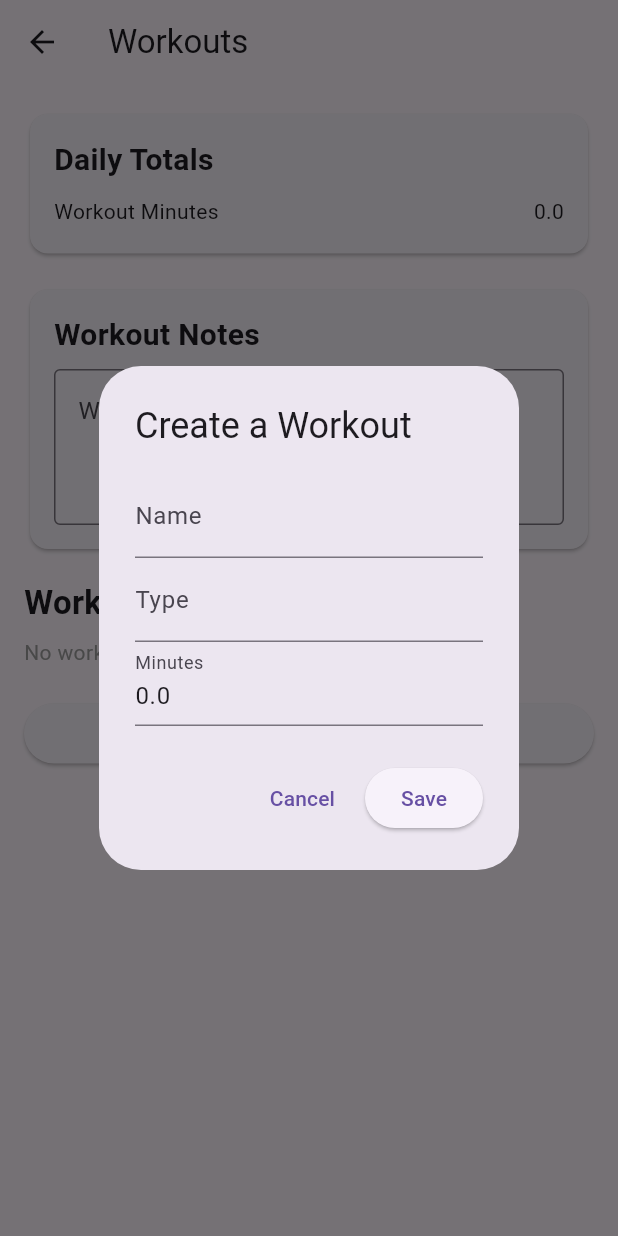
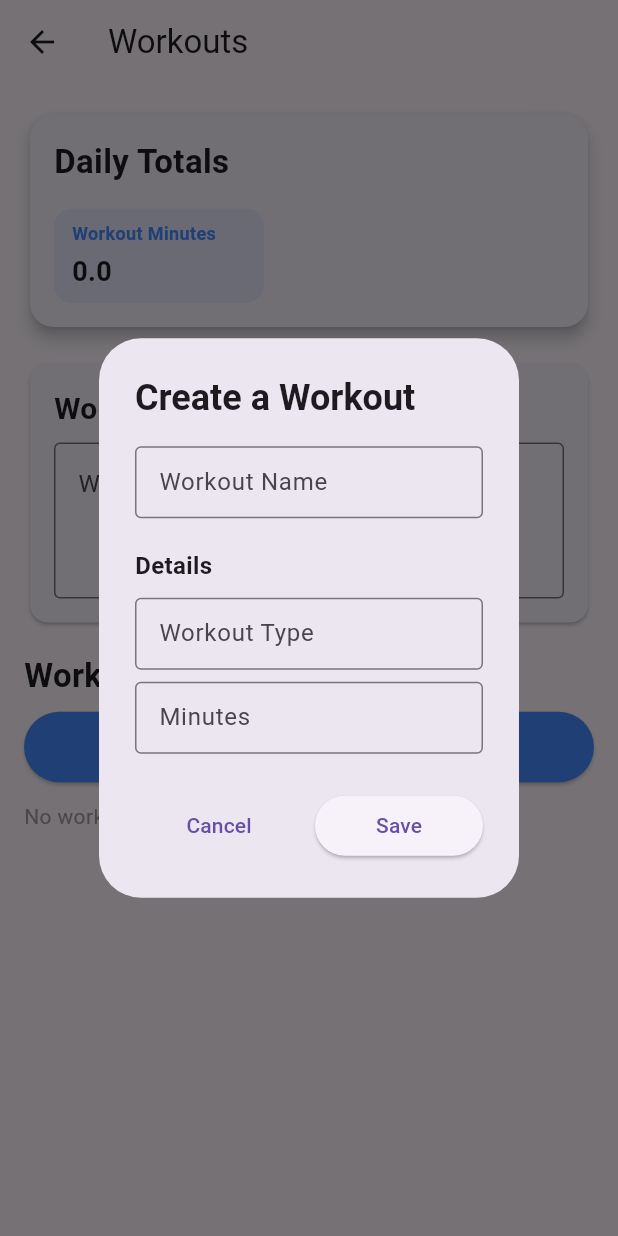
Before and after one commit to rahul-iyers/thrive, a Flutter app: the WorkoutsScreen screen opened directly with empty values, after a tap on "Add Workout", on a phone screen of 412 x 824 dp. Run offline on Flutter 3.47's test engine with Material 3 defaults, Android fonts, the phone set to English and light mode, and no system bars; our stand-ins replace hive, hive_flutter; accounts and stored records are empty; generated files the repository leaves out were written again.

Commit message:
workout screen updates

```diff
--- a/thrive/lib/screens/workouts_screen.dart
+++ b/thrive/lib/screens/workouts_screen.dart
@@ -58,6 +58,32 @@ class _WorkoutsScreenState extends State<WorkoutsScreen> {
       ),
     );
   }
+
+  Widget _buildTextInput(String label, Function(String) onChanged, {String initialValue = ''}) {
+    return TextField(
+      controller: TextEditingController(text: initialValue),
+      decoration: InputDecoration(
+        labelText: label,
+        border: OutlineInputBorder(),
+        contentPadding: EdgeInsets.symmetric(horizontal: 12, vertical: 10),
+      ),
+      onChanged: onChanged,
+    );
+  }
+
+  Widget _buildNumberInputField(String label, Function(String) onChanged, {String initialValue = ''}) {
+    return TextField(
+      controller: TextEditingController(text: initialValue),
+      decoration: InputDecoration(
+        labelText: label,
+        border: OutlineInputBorder(),
+        contentPadding: EdgeInsets.symmetric(horizontal: 12, vertical: 10),
+      ),
+      keyboardType: TextInputType.numberWithOptions(decimal: true),
+      onChanged: onChanged,
+    );
+  }
+
 
   void addWorkout(Workout workout) {
     setState(() {
@@ -120,60 +146,44 @@ class _WorkoutsScreenState extends State<WorkoutsScreen> {
       context: context,
       builder: (context) {
         return AlertDialog(
-          title: Text('Edit Workout'),
+          title: Text('Edit Workout', style: TextStyle(fontWeight: FontWeight.bold)),
           content: SingleChildScrollView(
             child: Column(
+              crossAxisAlignment: CrossAxisAlignment.start,
               children: [
-                TextField(
-                  controller: TextEditingController(text: name),
-                  decoration: InputDecoration(labelText: 'Name'),
-                  onChanged: (val) => name = val,
-                ),
-                TextField(
-                  controller: TextEditingController(text: type),
-                  decoration: InputDecoration(labelText: 'Type'),
-                  onChanged: (val) => type = val,
-                ),
-                TextField(
-                  controller: TextEditingController(text: minutes.toString()),
-                  decoration: InputDecoration(
-                    labelText: 'Minutes',
-                    hintText: 'Enter minutes (e.g., 30)',
-                  ),
-                  keyboardType: TextInputType.numberWithOptions(decimal: true),
-                  onChanged: (val) {
-                    if (val.isEmpty) {
-                      minutes = 0;
-                    } else {
-                      final parsed = double.tryParse(val);
-                      if (parsed != null && parsed >= 0) {
-                        minutes = parsed;
-                      }
-                    }
-                  },
-                ),
-
+                _buildTextInput('Workout Name', (val) => name = val, initialValue: name),
+                SizedBox(height: 20),
+                Text('Details', style: TextStyle(fontWeight: FontWeight.bold, fontSize: 16)),
+                SizedBox(height: 10),
+                _buildTextInput('Workout Type', (val) => type = val, initialValue: type),
+                SizedBox(height: 8),
+                _buildNumberInputField('Minutes', (val) => minutes = double.tryParse(val) ?? 0, initialValue: minutes.toString()),
               ],
             ),
           ),
           actions: [
-            TextButton(
+            Row(
+              children: [
+                Expanded(
+                  child: TextButton(
                     onPressed: () => Navigator.pop(context),
                     child: Text('Cancel'),
                   ),
-            ElevatedButton(
+                ),
+                SizedBox(width: 8),
+                Expanded(
+                  child: ElevatedButton(
                     onPressed: () {
                       Navigator.pop(
                         context,
-                  Workout(
-                    name: name,
-                    type: type,
-                    minutes: minutes,
-                  ),
+                        Workout(name: name, type: type, minutes: minutes),
                       );
                     },
                     child: Text('Save'),
                   ),
+                ),
+              ],
+            )
           ],
         );
       },
@@ -202,46 +212,33 @@ class _WorkoutsScreenState extends State<WorkoutsScreen> {
       context: context,
       builder: (context) {
         return AlertDialog(
-          title: Text('Create a Workout'),
+          title: Text('Create a Workout', style: TextStyle(fontWeight: FontWeight.bold)),
           content: SingleChildScrollView(
             child: Column(
+              crossAxisAlignment: CrossAxisAlignment.start,
               children: [
-                TextField(
-                  decoration: InputDecoration(labelText: 'Name'),
-                  onChanged: (val) => name = val,
-                ),
-                TextField(
-                  decoration: InputDecoration(labelText: 'Type'),
-                  onChanged: (val) => type = val,
-                ),
-                TextField(
-                  controller: TextEditingController(text: minutes.toString()),
-                  decoration: InputDecoration(
-                    labelText: 'Minutes',
-                    hintText: 'Enter minutes (e.g., 30)',
-                  ),
-                  keyboardType: TextInputType.numberWithOptions(decimal: true),
-                  onChanged: (val) {
-                    if (val.isEmpty) {
-                      minutes = 0;
-                    } else {
-                      final parsed = double.tryParse(val);
-                      if (parsed != null && parsed >= 0) {
-                        minutes = parsed;
-                      }
-                    }
-                  },
-                ),
-
+                _buildTextInput('Workout Name', (val) => name = val),
+                SizedBox(height: 20),
+                Text('Details', style: TextStyle(fontWeight: FontWeight.bold, fontSize: 16)),
+                SizedBox(height: 10),
+                _buildTextInput('Workout Type', (val) => type = val),
+                SizedBox(height: 8),
+                _buildNumberInputField('Minutes', (val) => minutes = double.tryParse(val) ?? 0),
               ],
             ),
           ),
           actions: [
-            TextButton(
+            Row(
+              children: [
+                Expanded(
+                  child: TextButton(
                     onPressed: () => Navigator.pop(context),
                     child: Text('Cancel'),
                   ),
-            ElevatedButton(
+                ),
+                SizedBox(width: 8),
+                Expanded(
+                  child: ElevatedButton(
                     onPressed: () {
                       if (name.isNotEmpty) {
                         Navigator.pop(
@@ -252,6 +249,9 @@ class _WorkoutsScreenState extends State<WorkoutsScreen> {
                     },
                     child: Text('Save'),
                   ),
+                ),
+              ],
+            )
           ],
         );
       },
@@ -276,16 +276,53 @@ class _WorkoutsScreenState extends State<WorkoutsScreen> {
 
   Widget _buildTotalsCard() {
     return Card(
+      elevation: 4,
+      shape: RoundedRectangleBorder(borderRadius: BorderRadius.circular(16)),
       child: Padding(
         padding: const EdgeInsets.all(16),
         child: Column(
           crossAxisAlignment: CrossAxisAlignment.start,
           children: [
-            Text('Daily Totals', style: TextStyle(fontSize: 20, fontWeight: FontWeight.bold)),
-            SizedBox(height: 8),
-            _buildWorkoutRow('Workout Minutes', totalMinutes.toStringAsFixed(1)),
+            Text(
+              'Daily Totals',
+              style: TextStyle(fontSize: 22, fontWeight: FontWeight.bold),
+            ),
+            SizedBox(height: 16),
+            Wrap(
+              spacing: 8,
+              runSpacing: 8,
+              children: [
+                _buildTotalTile('Workout Minutes', totalMinutes.toStringAsFixed(1), Colors.blueAccent),
+                // In future if you want to add more like "Total Workouts" etc, you can add here
               ],
             ),
+          ],
+        ),
+      ),
+    );
+  }
+
+  Widget _buildTotalTile(String label, String value, Color color) {
+    return Container(
+      width: 140, // Same width for consistency
+      padding: const EdgeInsets.symmetric(horizontal: 12, vertical: 8),
+      decoration: BoxDecoration(
+        color: color.withOpacity(0.1),
+        borderRadius: BorderRadius.circular(12),
+      ),
+      child: Column(
+        crossAxisAlignment: CrossAxisAlignment.start,
+        children: [
+          Text(
+            label,
+            style: TextStyle(fontSize: 12, color: color, fontWeight: FontWeight.bold),
+          ),
+          SizedBox(height: 4),
+          Text(
+            value,
+            style: TextStyle(fontSize: 18, fontWeight: FontWeight.bold),
+          ),
+        ],
       ),
     );
   }
@@ -329,6 +366,20 @@ class _WorkoutsScreenState extends State<WorkoutsScreen> {
       children: [
         Text('Workouts', style: TextStyle(fontSize: 22, fontWeight: FontWeight.bold)),
         SizedBox(height: 8),
+        SizedBox(
+          width: double.infinity,
+          child: ElevatedButton(
+            onPressed: _createWorkout,
+            style: ElevatedButton.styleFrom(
+              backgroundColor: Colors.blueAccent,
+              foregroundColor: Colors.white,
+              shape: RoundedRectangleBorder(borderRadius: BorderRadius.circular(32)),
+              padding: EdgeInsets.symmetric(horizontal: 16, vertical: 12),
+            ),
+            child: Text('Add Workout', style: TextStyle(fontSize: 16)),
+          ),
+        ),
+        SizedBox(height: 12),
         habit.workouts.isEmpty
             ? Text('No workouts added yet.', style: TextStyle(color: Colors.grey))
             : ListView.builder(
@@ -338,21 +389,42 @@ class _WorkoutsScreenState extends State<WorkoutsScreen> {
           itemBuilder: (context, index) {
             final workout = habit.workouts[index];
             return Card(
+              color: Colors.blue[50], // Light blue background
+              shape: RoundedRectangleBorder(borderRadius: BorderRadius.circular(12)),
+              elevation: 2,
               margin: EdgeInsets.symmetric(vertical: 6),
               child: ListTile(
                 contentPadding: EdgeInsets.symmetric(horizontal: 16, vertical: 8),
-                title: Text(
+                title: Row(
+                  children: [
+                    Expanded(
+                      child: Text(
                         workout.name,
-                  style: TextStyle(fontSize: 18, fontWeight: FontWeight.bold),
+                        style: TextStyle(fontSize: 20, fontWeight: FontWeight.bold),
+                        overflow: TextOverflow.ellipsis,
                       ),
+                    ),
+                    SizedBox(width: 8),
+                    Container(
+                      padding: EdgeInsets.symmetric(horizontal: 8, vertical: 4),
+                      decoration: BoxDecoration(
+                        color: Colors.blue[100], // Light blue background
+                        borderRadius: BorderRadius.circular(12),
+                      ),
+                      child: Text(
+                        '${workout.minutes.toStringAsFixed(0)} min',
+                        style: TextStyle(fontSize: 14, color: Colors.blue[800], fontWeight: FontWeight.bold),
+                      ),
+                    ),
+                  ],
+                ),
+
+
                 subtitle: Column(
                   crossAxisAlignment: CrossAxisAlignment.start,
                   children: [
-                    SizedBox(height: 4),
-                    Text(
-                      '${workout.type} | ${workout.minutes.toStringAsFixed(0)} min',
-                      style: TextStyle(fontSize: 14, color: Colors.grey[700]),
-                    ),
+                    SizedBox(height: 6), // Small space between title and chip
+                    _buildTypeChip(workout.type),
                   ],
                 ),
                 trailing: Row(
@@ -370,6 +442,7 @@ class _WorkoutsScreenState extends State<WorkoutsScreen> {
                 ),
                 onTap: () => _editWorkout(context, index, workout),
               ),
+
             );
 
           },
@@ -377,6 +450,31 @@ class _WorkoutsScreenState extends State<WorkoutsScreen> {
       ],
     );
   }
+
+  Widget _buildTypeChip(String type) {
+    Color chipColor;
+
+    switch (type.toLowerCase()) {
+      case 'cardio':
+        chipColor = Colors.redAccent;
+        break;
+      case 'gym':
+        chipColor = Colors.blueAccent;
+        break;
+      case 'sport':
+        chipColor = Colors.green;
+        break;
+      default:
+        chipColor = Colors.grey;
+    }
+
+    return Chip(
+      label: Text(type, style: TextStyle(color: Colors.white)),
+      backgroundColor: chipColor,
+      padding: EdgeInsets.symmetric(horizontal: 8, vertical: 4),
+    );
+  }
+
 
   Widget _buildWorkoutRow(String label, String value) {
     return Padding(
@@ -416,10 +514,10 @@ class _WorkoutsScreenState extends State<WorkoutsScreen> {
               SizedBox(height: 16),
               _buildWorkoutsList(),
               SizedBox(height: 20),
-              ElevatedButton(
-                onPressed: _createWorkout,
-                child: Text('Add Workout'),
-              ),
+              // ElevatedButton(
+              //   onPressed: _createWorkout,
+              //   child: Text('Add Workout'),
+              // ),
             ],
           ),
         ),
```
Lines whose indentation alone changed are shown as unchanged.
